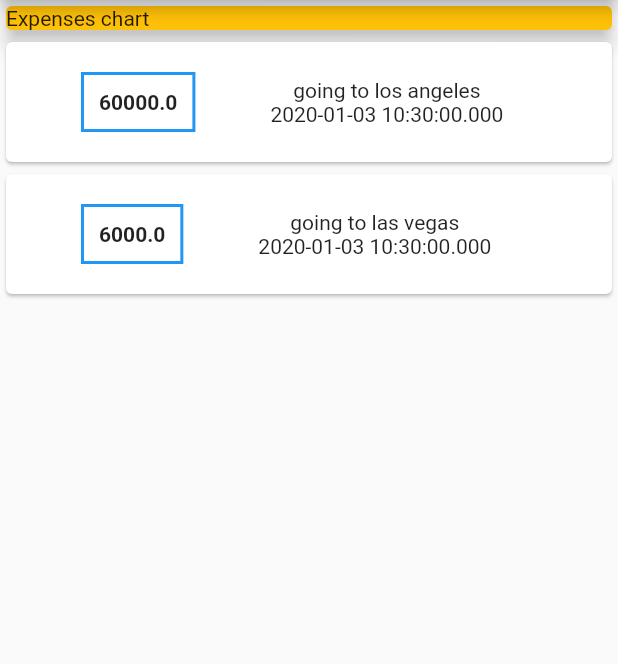
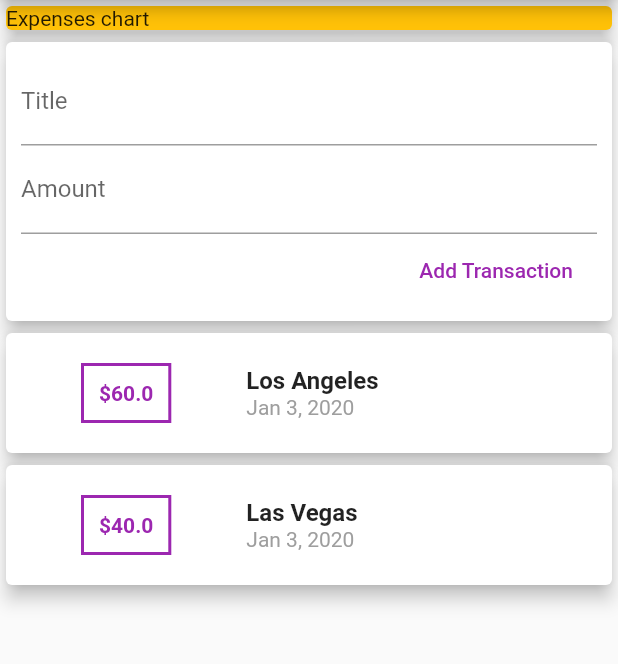
Before and after one commit to ShivamGoyal26/Personal-Expenses-App, a Flutter app: the screen it shows after launch, on a phone screen of 412 x 824 dp, the part 84-748 px from its top. Run offline on Flutter 3.47's test engine with Material 2 defaults, Android fonts, the phone set to English and light mode, and no system bars.

Commit message:
4th commit

```diff
--- a/lib/main.dart
+++ b/lib/main.dart
@@ -1,5 +1,6 @@
 import 'package:flutter/material.dart';
 import './transaction.dart';
+import 'package:intl/intl.dart';
 
 void main() => runApp(MyApp());
 
@@ -16,14 +17,14 @@ class MyHomePage extends StatelessWidget {
   final List<Transaction> transactions = [
     Transaction(
       id: 't1',
-      title: 'going to los angeles',
-      amount: 60000.0,
+      title: 'Los Angeles',
+      amount: 60,
       date: DateTime.now(),
     ),
     Transaction(
       id: 't2',
-      title: 'going to las vegas',
-      amount: 6000.0,
+      title: 'Las Vegas',
+      amount: 40,
       date: DateTime.now(),
     )
   ]; // here <Transaction> this is used as the type of the list
@@ -35,7 +36,7 @@ class MyHomePage extends StatelessWidget {
       ),
       body: Column(
         // mainAxisAlignment: MainAxisAlignment.center,
-        crossAxisAlignment: CrossAxisAlignment.stretch,
+        crossAxisAlignment: CrossAxisAlignment.start,
         children: <Widget>[
           Container(
             width: double.infinity,
@@ -45,9 +46,32 @@ class MyHomePage extends StatelessWidget {
               elevation: 5,
             ),
           ),
+          Card(
+            elevation: 5,
+            child: Container(
+              padding: EdgeInsets.all(10),
+              child: Column(
+                crossAxisAlignment: CrossAxisAlignment.end,
+                children: <Widget>[
+                  TextField(
+                    decoration: InputDecoration(labelText: "Title"),
+                  ),
+                  TextField(
+                    decoration: InputDecoration(labelText: "Amount"),
+                  ),
+                  FlatButton(
+                    child: Text("Add Transaction"),
+                    textColor: Colors.purple,
+                    onPressed: () {},
+                  )
+                ],
+              ),
+            ),
+          ),
           Column(
               children: transactions.map((tx) {
             return Card(
+                elevation: 5,
                 child: Row(
                   children: <Widget>[
                     Container(
@@ -58,18 +82,33 @@ class MyHomePage extends StatelessWidget {
                       ),
                       decoration: BoxDecoration(
                           border: Border.all(
-                    color: Colors.blue,
+                        color: Colors.purple,
                         width: 2,
                       )),
                       child: Text(
-                    tx.amount.toString(),
-                    style: TextStyle(fontWeight: FontWeight.bold),
+                        '\$${tx.amount}',
+                        style: TextStyle(
+                          fontWeight: FontWeight.bold,
+                          color: Colors.purple,
+                        ),
                       ),
                     ),
                     Column(
+                      crossAxisAlignment: CrossAxisAlignment.start,
                       children: <Widget>[
-                    Text(tx.title),
-                    Text(tx.date.toString()),
+                        Text(
+                          tx.title,
+                          style: TextStyle(
+                            fontSize: 16,
+                            fontWeight: FontWeight.bold,
+                          ),
+                        ),
+                        Text(
+                          DateFormat.yMMMd().format(tx.date),
+                          style: TextStyle(
+                            color: Colors.grey,
+                          ),
+                        ),
                       ],
                     )
                   ],
--- a/pubspec.yaml
+++ b/pubspec.yaml
@@ -19,6 +19,7 @@ environment:
 dependencies:
   flutter:
     sdk: flutter
+  intl: ^0.16.0
 
   # The following adds the Cupertino Icons font to your application.
   # Use with the CupertinoIcons class for iOS style icons.
```
Also changed, not shown: pubspec.lock. Lines whose indentation alone changed are shown as unchanged.
